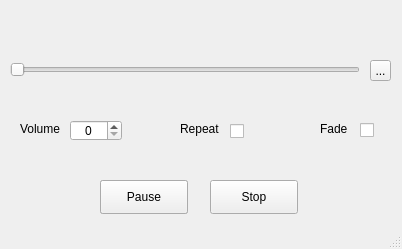
Qt form starTunesGui.ui (Tharupahan/StarTunes) before a commit.
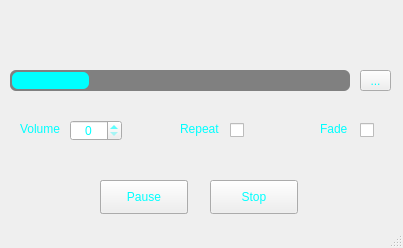
The same form after that commit. Icons and pictures are not drawn.

Diff of the .ui file:
```diff
--- a/starTunesGui.ui
+++ b/starTunesGui.ui
@@ -6,8 +6,8 @@
    <rect>
     <x>0</x>
     <y>0</y>
-    <width>402</width>
-    <height>249</height>
+    <width>403</width>
+    <height>248</height>
    </rect>
   </property>
   <property name="windowTitle">
@@ -15,7 +15,25 @@
   </property>
   <property name="windowIcon">
    <iconset>
-    <normaloff>disc.png</normaloff>disc.png</iconset>
+    <normaloff>../../../.designer/backup/disc.png</normaloff>../../../.designer/backup/disc.png</iconset>
+  </property>
+  <property name="styleSheet">
+   <string notr="true">QLabel, QPushButton, QCheckBox, QToolButton, QSpinBox{
+	color:  cyan;
+}
+
+QProgressBar{
+	border: cyan;
+	border-radius: 6px;
+	background-color: grey;
+}
+
+QProgressBar::chunk{
+	background-color: cyan;
+	margin: 1.5px;
+	border-radius: 6px;
+}
+</string>
   </property>
   <widget class="QWidget" name="centralwidget">
    <widget class="QPushButton" name="pauseButton">
@@ -44,19 +62,6 @@
      <string>Stop</string>
     </property>
    </widget>
-   <widget class="QSlider" name="timeSlider">
-    <property name="geometry">
-     <rect>
-      <x>10</x>
-      <y>60</y>
-      <width>350</width>
-      <height>20</height>
-     </rect>
-    </property>
-    <property name="orientation">
-     <enum>Qt::Horizontal</enum>
-    </property>
-   </widget>
    <widget class="QPushButton" name="resumeButton">
     <property name="geometry">
      <rect>
@@ -103,7 +108,7 @@
     <property name="geometry">
      <rect>
       <x>230</x>
-      <y>121</y>
+      <y>120</y>
       <width>21</width>
       <height>21</height>
      </rect>
@@ -163,9 +168,9 @@
    <widget class="QToolButton" name="selectButton">
     <property name="geometry">
      <rect>
-      <x>370</x>
-      <y>60</y>
-      <width>21</width>
+      <x>360</x>
+      <y>70</y>
+      <width>31</width>
       <height>21</height>
      </rect>
     </property>
@@ -173,6 +178,61 @@
      <string>...</string>
     </property>
    </widget>
+   <widget class="QLabel" name="trackName">
+    <property name="geometry">
+     <rect>
+      <x>20</x>
+      <y>20</y>
+      <width>360</width>
+      <height>18</height>
+     </rect>
+    </property>
+    <property name="font">
+     <font>
+      <family>Noto Sans</family>
+      <pointsize>11</pointsize>
+      <weight>75</weight>
+      <italic>false</italic>
+      <bold>true</bold>
+      <underline>false</underline>
+      <kerning>true</kerning>
+     </font>
+    </property>
+    <property name="autoFillBackground">
+     <bool>false</bool>
+    </property>
+    <property name="frameShape">
+     <enum>QFrame::NoFrame</enum>
+    </property>
+    <property name="frameShadow">
+     <enum>QFrame::Plain</enum>
+    </property>
+    <property name="text">
+     <string/>
+    </property>
+    <property name="alignment">
+     <set>Qt::AlignLeading|Qt::AlignLeft|Qt::AlignVCenter</set>
+    </property>
+    <property name="wordWrap">
+     <bool>false</bool>
+    </property>
+   </widget>
+   <widget class="QProgressBar" name="progressBar">
+    <property name="geometry">
+     <rect>
+      <x>10</x>
+      <y>70</y>
+      <width>340</width>
+      <height>21</height>
+     </rect>
+    </property>
+    <property name="value">
+     <number>24</number>
+    </property>
+    <property name="format">
+     <string/>
+    </property>
+   </widget>
    <zorder>resumeButton</zorder>
    <zorder>pauseButton</zorder>
    <zorder>stopButton</zorder>
```
Left out of the diff: 33 changed lines with no effect on the pictures.
